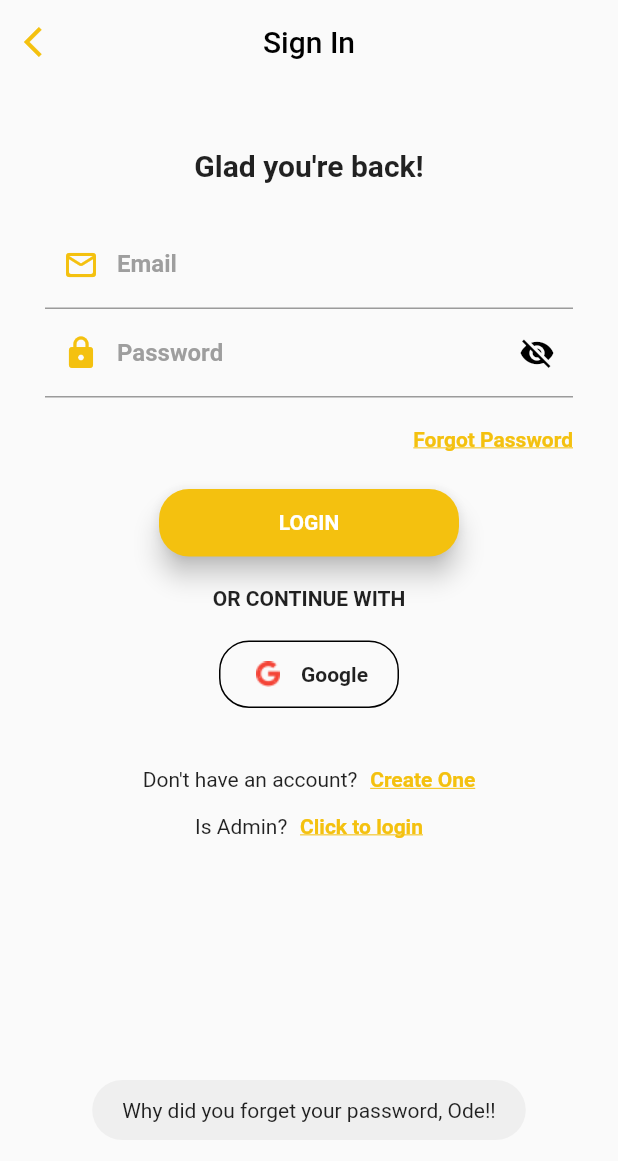
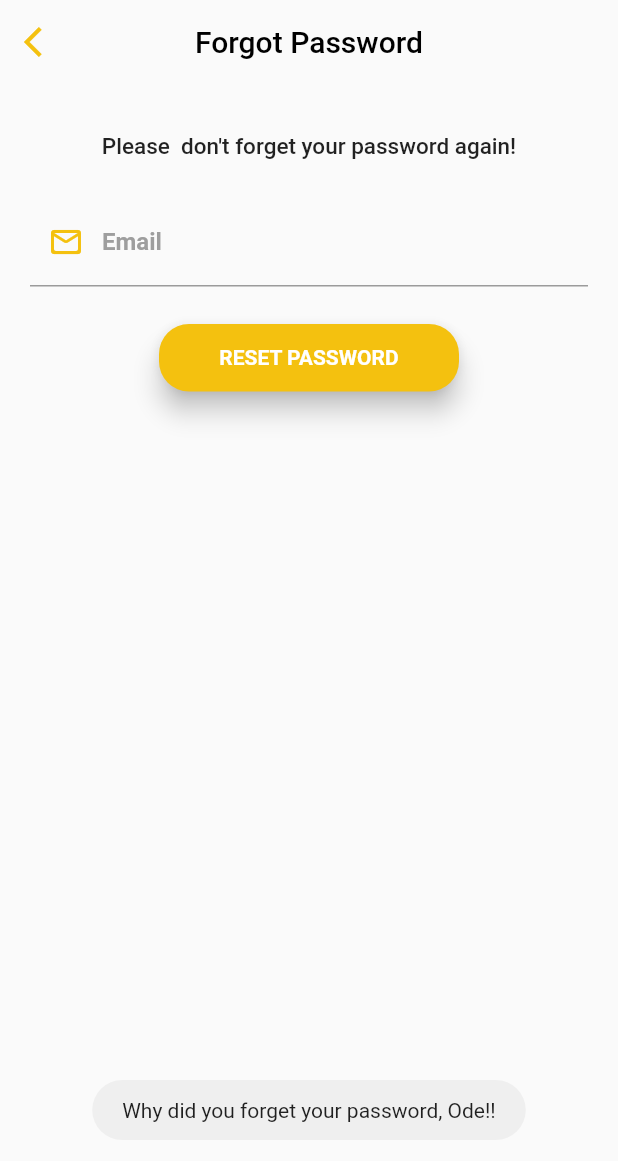
Before and after one commit to eaaniwezi/E-Shoppins, a Flutter app: the LoginScreen screen opened directly, after a tap on "Forgot Password", on a phone screen of 412 x 824 dp. Shown: the top 1161 px of the screen. Run offline on Flutter 3.47's test engine with Material 2 defaults, Android fonts, the phone set to English and light mode, and no system bars; our stand-ins replace cloud_firestore, expandable, firebase_auth, firebase_core, firebase_database, firebase_storage and 9 more; accounts and stored records are empty; Roboto replaces fonts that are missing (Montserrat).

Commit message:
forget password done

```diff
--- a/lib/main.dart
+++ b/lib/main.dart
@@ -1,3 +1,4 @@
+import 'package:ecommerce_app/pages/users_pages/forgot_%20password_screen.dart';
 import 'package:ecommerce_app/providers/users_providers/app_providers.dart';
 import 'package:ecommerce_app/providers/users_providers/product_providers.dart';
 import 'package:ecommerce_app/providers/users_providers/user_provider.dart';
@@ -49,6 +50,7 @@ class MyApp extends StatelessWidget {
                 // home: AdminAddProductScreen(),
                 // home:  AdminHomeScreen(),
                 home: WelcomeScreen(),
+                // home: ForgotPasswordScreen(),
                 // home: HomePage(),
               ),
             );
--- a/lib/model/user.dart
+++ b/lib/model/user.dart
@@ -1,97 +1,97 @@
+import 'package:cloud_firestore/cloud_firestore.dart';
+import 'package:ecommerce_app/model/cart_item.dart';
+
+class UserModel {
+  final String? uid, name, email, stripeId;
+  // List<CartItemModel>? cart;
+
+  UserModel({
+    // this.cart,
+    this.uid,
+    this.name,
+    this.email,
+    this.stripeId,
+  });
+
+  factory UserModel.fromSnapshot(DocumentSnapshot snapshot) {
+    return UserModel(
+      uid: snapshot["uid"],
+      name: snapshot["name"],
+      email: snapshot["email"],
+      stripeId: snapshot["stripeId"] ?? "",
+        // cart: _convertedCartItems(snapshot["cart"]?? []),
+      // cart: _convertedCartItems(snapshot["cart"] ?? []),
+
+    );
+  }
+
+  List<CartItemModel> _convertedCartItems(List cart) {
+    List<CartItemModel> convertedCart = [];
+    for (Map cartItem in cart) {
+      convertedCart.add(CartItemModel.fromMap(cartItem));
+    }
+    return convertedCart;
+  }
+}
+
+
 // import 'package:cloud_firestore/cloud_firestore.dart';
-// import 'package:ecommerce_app/model/cart_item.dart';
+
+// import 'cart_item.dart';
 
 // class UserModel {
-//   final String? uid, name, email, stripeId;
+//   static const ID = "uid";
+//   static const NAME = "name";
+//   static const EMAIL = "email";
+//   static const STRIPE_ID = "stripeId";
+//   static const CART = "cart";
+
+
+//   String? _name;
+//   String? _email;
+//   String? _id;
+//   String? _stripeId;
+
+
+// //  getters
+//   String? get name => _name;
+
+//   String? get email => _email;
+
+//   String? get id => _id;
+
+//   String? get stripeId => _stripeId;
+
+//   // public variables
 //   List<CartItemModel>? cart;
 
-//   UserModel({
-//     this.cart,
-//     this.uid,
-//     this.name,
-//     this.email,
-//     this.stripeId,
-//   });
 
-//   factory UserModel.fromSnapshot(DocumentSnapshot snapshot) {
-//     return UserModel(
-//       uid: snapshot["uid"],
-//       name: snapshot["name"],
-//       email: snapshot["email"],
-//       stripeId: snapshot["stripeId"] ?? "",
-//         cart: _convertedCartItems(snapshot["cart"]?? []),
-//       // cart: _convertedCartItems(snapshot["cart"] ?? []),
 
-//     );
+//   UserModel.fromSnapshot(DocumentSnapshot snapshot) {
+//     _name = snapshot[NAME];
+//     _email = snapshot[EMAIL];
+//     _id = snapshot[ID];
+//     _stripeId = snapshot[STRIPE_ID] ?? "";
+//     cart = _convertCartItems(snapshot[CART]?? []);
 //   }
 
-//   List<CartItemModel> _convertedCartItems(List cart) {
+//   List<CartItemModel> _convertCartItems(List cart){
 //     List<CartItemModel> convertedCart = [];
-//     for (Map cartItem in cart) {
+//     for(Map cartItem in cart){
 //       convertedCart.add(CartItemModel.fromMap(cartItem));
 //     }
 //     return convertedCart;
 //   }
+
+//   // int getTotalPrice({List cart}){
+//   //   if(cart == null){
+//   //     return 0;
+//   //   }
+//   //   for(Map cartItem in cart){
+//   //     _priceSum += cartItem["price"];
+//   //   }
+
+//   //   int total = _priceSum;
+//   //   return total;
+//   // }
 // }
-
-
-import 'package:cloud_firestore/cloud_firestore.dart';
-
-import 'cart_item.dart';
-
-class UserModel {
-  static const ID = "uid";
-  static const NAME = "name";
-  static const EMAIL = "email";
-  static const STRIPE_ID = "stripeId";
-  static const CART = "cart";
-
-
-  String? _name;
-  String? _email;
-  String? _id;
-  String? _stripeId;
-
-
-//  getters
-  String? get name => _name;
-
-  String? get email => _email;
-
-  String? get id => _id;
-
-  String? get stripeId => _stripeId;
-
-  // public variables
-  List<CartItemModel>? cart;
-
-
-
-  UserModel.fromSnapshot(DocumentSnapshot snapshot) {
-    _name = snapshot[NAME];
-    _email = snapshot[EMAIL];
-    _id = snapshot[ID];
-    _stripeId = snapshot[STRIPE_ID] ?? "";
-    cart = _convertCartItems(snapshot[CART]?? []);
-  }
-
-  List<CartItemModel> _convertCartItems(List cart){
-    List<CartItemModel> convertedCart = [];
-    for(Map cartItem in cart){
-      convertedCart.add(CartItemModel.fromMap(cartItem));
-    }
-    return convertedCart;
-  }
-
-  // int getTotalPrice({List cart}){
-  //   if(cart == null){
-  //     return 0;
-  //   }
-  //   for(Map cartItem in cart){
-  //     _priceSum += cartItem["price"];
-  //   }
-
-  //   int total = _priceSum;
-  //   return total;
-  // }
-}
--- /dev/null
+++ b/lib/pages/users_pages/forgot_ password_screen.dart
@@ -0,0 +1,168 @@
+import 'package:ecommerce_app/home_page.dart';
+import 'package:ecommerce_app/pages/users_pages/login_screen.dart';
+import 'package:ecommerce_app/providers/users_providers/user_provider.dart';
+import 'package:flutter/material.dart';
+import 'package:ecommerce_app/style/theme.dart' as Style;
+import 'package:fluttertoast/fluttertoast.dart';
+import 'package:provider/provider.dart';
+
+class ForgotPasswordScreen extends StatefulWidget {
+  const ForgotPasswordScreen({Key? key}) : super(key: key);
+
+  @override
+  _ForgotPasswordScreenState createState() => _ForgotPasswordScreenState();
+}
+
+class _ForgotPasswordScreenState extends State<ForgotPasswordScreen> {
+  bool circular = false;
+  final _scaffoldKey = GlobalKey<ScaffoldState>();
+  final _globalkey = GlobalKey<FormState>();
+  TextEditingController _email = TextEditingController();
+  @override
+  Widget build(BuildContext context) {
+    return Scaffold(
+      key: _scaffoldKey,
+      appBar: _appBar(),
+      body: SingleChildScrollView(
+        child: Form(
+          key: _globalkey,
+          child: Column(
+            mainAxisAlignment: MainAxisAlignment.center,
+            crossAxisAlignment: CrossAxisAlignment.center,
+            children: [
+              SizedBox(height: MediaQuery.of(context).size.height * 0.04),
+              Center(
+                child: Text(
+                  "Please  don't forget your password again!",
+                  style: TextStyle(
+                    fontSize: 15,
+                    fontWeight: FontWeight.w500,
+                  ),
+                ),
+              ),
+              Padding(
+                padding:
+                    const EdgeInsets.symmetric(horizontal: 20.0, vertical: 25),
+                child: Column(
+                  children: [
+                    emailTextField(),
+                    SizedBox(height: 25.0),
+                    resetButton()
+                  ],
+                ),
+              ),
+            ],
+          ),
+        ),
+      ),
+    );
+  }
+
+  Widget resetButton() {
+    final user = Provider.of<UserProvider>(context, listen: false);
+    return GestureDetector(
+      onTap: () async {
+        setState(() {
+          circular = true;
+        });
+        try {
+          if (_globalkey.currentState!.validate()) {
+            if (!await user.resetPassword(_email.text)) {
+              Fluttertoast.showToast(msg: "Error sending reset link");
+            }
+            setState(() {
+              circular = false;
+              _email.text = "";
+            });
+          } else {
+            setState(() {
+              circular = false;
+              _email.text = "";
+            });
+            Fluttertoast.showToast(msg: "Validator Errors");
+          }
+        } catch (e) {}
+      },
+      child: Container(
+        width: 200,
+        height: 45.0,
+        child: Material(
+          borderRadius: BorderRadius.circular(20.0),
+          // shadowColor: Colors.greenAccent,
+          color: Style.Colors.secondColor,
+          elevation: 7.0,
+          child: Center(
+            child: circular
+                ? CircularProgressIndicator(color: Style.Colors.greenColor)
+                : Text(
+                    'RESET PASSWORD',
+                    style: TextStyle(
+                        color: Colors.white,
+                        fontWeight: FontWeight.bold,
+                        fontFamily: 'Montserrat'),
+                  ),
+          ),
+        ),
+      ),
+    );
+  }
+
+  Widget emailTextField() {
+    return TextFormField(
+      validator: (value) {
+        Pattern pattern =
+            r"^[a-zA-Z0-9.!#$%&'*+/=?^_`{|}~-]+@[a-zA-Z0-9](?:[a-zA-Z0-9-]"
+            r"{0,253}[a-zA-Z0-9])?(?:\.[a-zA-Z0-9](?:[a-zA-Z0-9-]"
+            r"{0,253}[a-zA-Z0-9])?)*$";
+        RegExp regex = new RegExp(pattern.toString());
+        // ignore: unnecessary_null_comparison
+        if (!regex.hasMatch(value!) || value == null)
+          return 'Enter a valid email address';
+        if (value.isEmpty) return "Email can't be empty";
+        if (!value.contains("@")) return "Invalid Email";
+        return null;
+      },
+      controller: _email,
+      decoration: InputDecoration(
+        prefixIcon: Icon(
+          Icons.mail_outline_rounded,
+          color: Style.Colors.secondColor,
+        ),
+        labelText: 'Email',
+        labelStyle: TextStyle(
+          fontFamily: 'Montserrat',
+          fontWeight: FontWeight.bold,
+          color: Colors.grey,
+        ),
+        focusedBorder: UnderlineInputBorder(
+          borderSide: BorderSide(
+            color: Style.Colors.secondColor,
+          ),
+        ),
+      ),
+    );
+  }
+
+  _appBar() {
+    return AppBar(
+      elevation: 0,
+      centerTitle: true,
+      leading: IconButton(
+        icon: Icon(
+          Icons.arrow_back_ios,
+          color: Style.Colors.secondColor,
+        ),
+        onPressed: () {
+          Navigator.pop(context);
+        },
+      ),
+      backgroundColor: Colors.transparent,
+      title: Text(
+        "Forgot Password",
+        style: TextStyle(
+          color: Colors.black,
+        ),
+      ),
+    );
+  }
+}
--- a/lib/pages/users_pages/login_screen.dart
+++ b/lib/pages/users_pages/login_screen.dart
@@ -1,8 +1,8 @@
+import 'package:ecommerce_app/pages/users_pages/forgot_%20password_screen.dart';
 import 'package:ecommerce_app/providers/users_providers/user_provider.dart';
 import 'package:flutter/material.dart';
 import 'package:ecommerce_app/home_page.dart';
 import 'package:fluttertoast/fluttertoast.dart';
-import 'package:firebase_auth/firebase_auth.dart';
 import 'package:ecommerce_app/style/theme.dart' as Style;
 import 'package:ecommerce_app/pages/admin_pages/admin_home_screen.dart';
 import 'package:ecommerce_app/pages/users_pages/create_account_screen.dart';
@@ -24,7 +24,6 @@ class _LoginScreenState extends State<LoginScreen> {
   }
 
   bool circular = false;
-  final FirebaseAuth _auth = FirebaseAuth.instance;
   final _scaffoldKey = GlobalKey<ScaffoldState>();
   final _globalkey = GlobalKey<FormState>();
   TextEditingController _email = TextEditingController();
@@ -252,6 +251,7 @@ class _LoginScreenState extends State<LoginScreen> {
       child: InkWell(
         onTap: () {
           Fluttertoast.showToast(msg: "Why did you forget your password, Ode!!");
+          Navigator.push(context, MaterialPageRoute(builder: (context) => ForgotPasswordScreen()));
         },
         child: Text(
           'Forgot Password',
```
Also changed, not shown: lib/providers/users_providers/user_provider.dart (+36 -17 lines).
